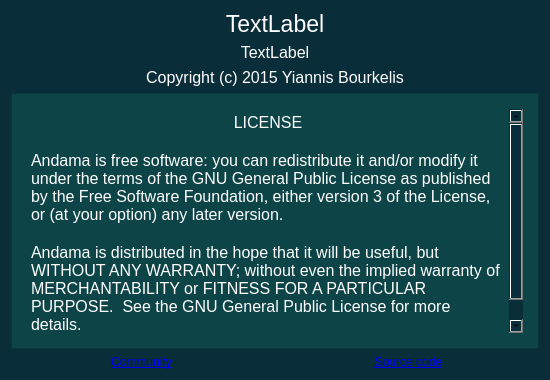
Before: the Qt Designer form src/Andama/About.ui in YiannisBourkelis/Andama-Remote-Desktop, drawn with Qt 5.
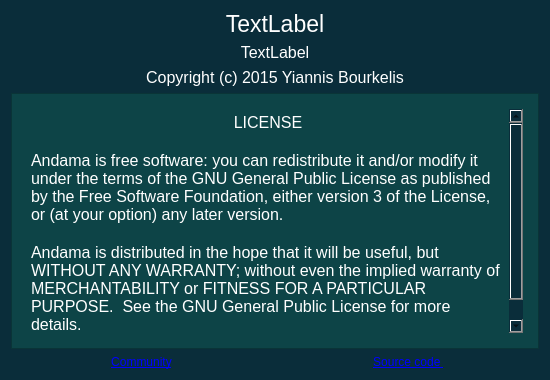
After: the same form once the commit is applied.

Patch:
```diff
--- a/src/Andama/About.ui
+++ b/src/Andama/About.ui
@@ -162,7 +162,7 @@
           </font>
          </property>
          <property name="text">
-          <string>&lt;a href=&quot;https://github.com/YiannisBourkelis/Andama&quot;&gt;&lt;span style=&quot; text-decoration: underline; color:#0000ff;&quot;&gt;Source code&lt;/span&gt;&lt;/a&gt;</string>
+          <string>&lt;a href=&quot;https://github.com/YiannisBourkelis/Andama-Remote-Desktop&quot;&gt;&lt;span style=&quot; text-decoration: underline; color:#0000ff;&quot;&gt;Source code&lt;/span&gt; &lt;/a&gt;</string>
          </property>
          <property name="alignment">
           <set>Qt::AlignCenter</set>
```
